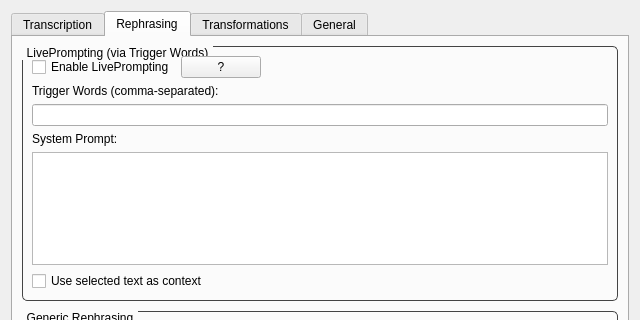
The window that app/resources/main_window.ui (bjspi/WhisperTyper) describes before a commit, drawn with Qt 5; both pictures show x 0 to 640 and y 0 to 320 of the 640 by 750 pixel window.
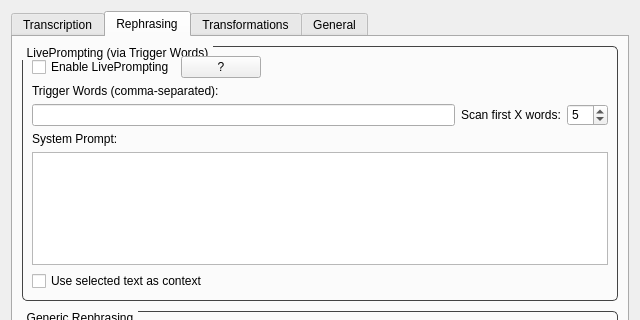
The same window after the commit. The open tabs and pages were chosen to show the change.

Commit message: Enhance LivePrompting feature with trigger word scan depth and UI adjustments. Also added some functions into File Menu. Updated Icon.

What changed in the file:
```diff
--- a/app/resources/main_window.ui
+++ b/app/resources/main_window.ui
@@ -308,7 +308,31 @@
            </widget>
           </item>
           <item>
-           <widget class="QLineEdit" name="liveprompt_trigger_words_input"/>
+           <layout class="QHBoxLayout" name="trigger_words_layout">
+            <item>
+             <widget class="QLineEdit" name="liveprompt_trigger_words_input"/>
+            </item>
+            <item>
+             <widget class="QLabel" name="liveprompt_trigger_scan_depth_label">
+              <property name="text">
+               <string>Scan first X words:</string>
+              </property>
+             </widget>
+            </item>
+            <item>
+             <widget class="QSpinBox" name="liveprompt_trigger_scan_depth_input">
+              <property name="minimum">
+               <number>1</number>
+              </property>
+              <property name="maximum">
+               <number>99</number>
+              </property>
+              <property name="value">
+               <number>5</number>
+              </property>
+             </widget>
+            </item>
+           </layout>
           </item>
           <item>
            <widget class="QLabel" name="liveprompt_system_prompt_label">
```
The commit also changes 6 other files.
